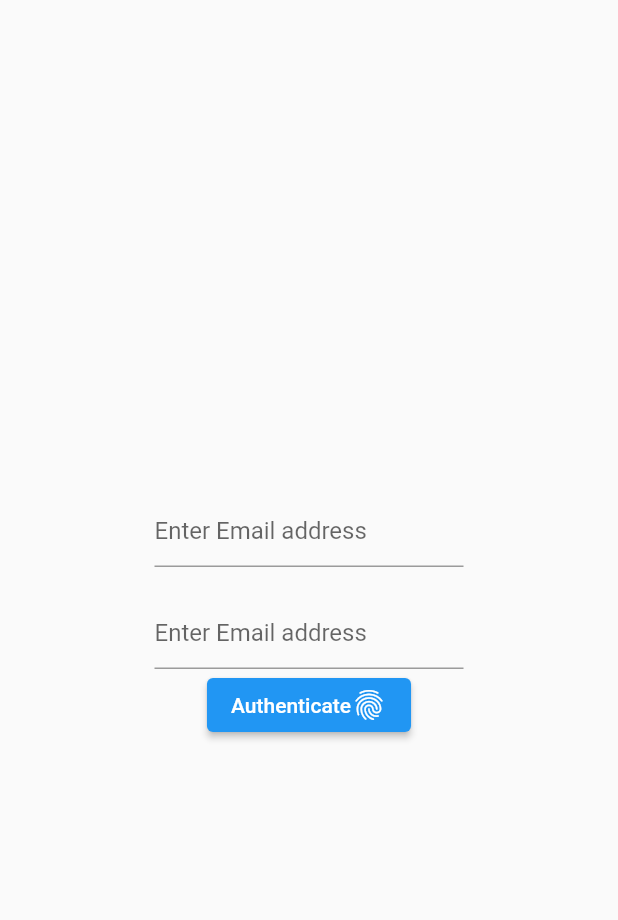
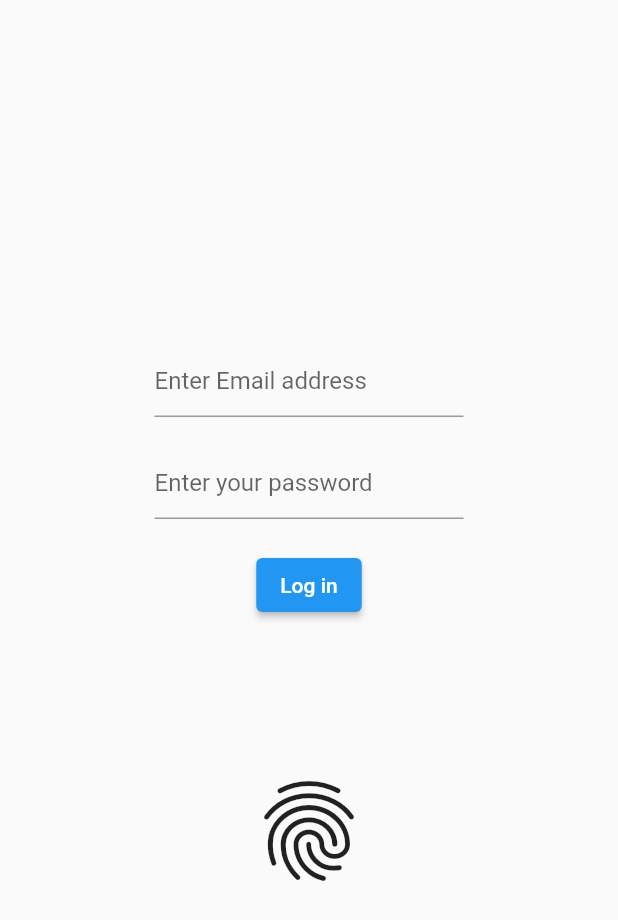
Before and after one commit to CharlesMuchogo/fingerprint_authentication, a Flutter app: the screen it shows after launch, on a phone screen of 412 x 824 dp. Shown: the top 920 px of the screen. Run offline on Flutter 3.47's test engine with Material 2 defaults, Android fonts, the phone set to English and light mode, and no system bars; our stand-ins replace get, local_auth.

Commit message:
added email and password

```diff
--- a/lib/authentication/login.dart
+++ b/lib/authentication/login.dart
@@ -120,6 +120,7 @@ class _LoginState extends State<Login> {
           Container(
             width: widthofdevice * 0.5,
             child: TextFormField(
+              keyboardType: TextInputType.emailAddress,
               validator: (value) =>
                   value!.isEmpty ? "Please enter email" : null,
               onSaved: (value) => email = value!,
@@ -132,26 +133,27 @@ class _LoginState extends State<Login> {
           Container(
             width: widthofdevice * 0.5,
             child: TextFormField(
+              obscureText: true,
               validator: (value) =>
-                  value!.isEmpty ? "Please enter email" : null,
+                  value!.isEmpty ? "Please enter your password" : null,
               onSaved: (value) => password = value!,
               decoration: const InputDecoration(
-                hintText: "Enter Email address",
+                hintText: "Enter your password",
               ),
             ),
           ),
-          ElevatedButton(
-            onPressed: () {
+          Padding(padding: EdgeInsets.all(10)),
+          ElevatedButton(onPressed: () {}, child: Text("Log in")),
+          Padding(padding: EdgeInsets.all(50)),
+          GestureDetector(
+            onTap: () {
               authenticate();
               setState(() {});
               print(_authorized);
             },
-            child: Row(
-              mainAxisSize: MainAxisSize.min,
-              children: <Widget>[
-                Text(_isAuthenticating ? 'Authenticating ...' : 'Authenticate'),
-                const Icon(Icons.fingerprint),
-              ],
+            child: Icon(
+              Icons.fingerprint,
+              size: 80,
             ),
           ),
         ],
```
